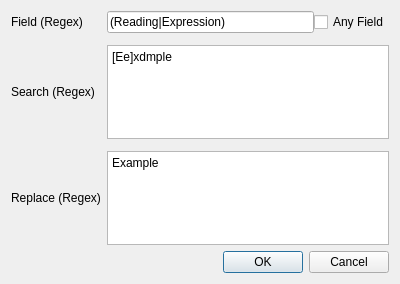
The window that replaceregex/form.ui (Araeos/anki-replace-regex) describes before a commit, drawn with Qt 5.
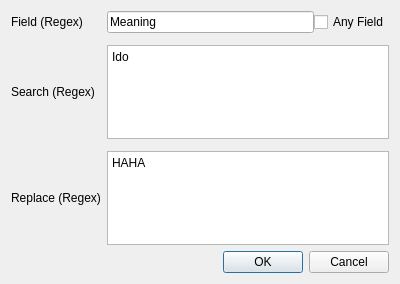
The same window after the commit.

Commit message: Fully implemented functionality.

Diff of the .ui file:
```diff
--- a/replaceregex/form.ui
+++ b/replaceregex/form.ui
@@ -42,7 +42,7 @@
 &lt;html&gt;&lt;head&gt;&lt;meta name=&quot;qrichtext&quot; content=&quot;1&quot; /&gt;&lt;style type=&quot;text/css&quot;&gt;
 p, li { white-space: pre-wrap; }
 &lt;/style&gt;&lt;/head&gt;&lt;body style=&quot; font-family:'Sans Serif'; font-size:9pt; font-weight:400; font-style:normal;&quot;&gt;
-&lt;p style=&quot; margin-top:0px; margin-bottom:0px; margin-left:0px; margin-right:0px; -qt-block-indent:0; text-indent:0px;&quot;&gt;[Ee]xdmple&lt;/p&gt;&lt;/body&gt;&lt;/html&gt;</string>
+&lt;p style=&quot; margin-top:0px; margin-bottom:0px; margin-left:0px; margin-right:0px; -qt-block-indent:0; text-indent:0px;&quot;&gt;Ido&lt;/p&gt;&lt;/body&gt;&lt;/html&gt;</string>
        </property>
       </widget>
      </item>
@@ -70,7 +70,7 @@
 &lt;html&gt;&lt;head&gt;&lt;meta name=&quot;qrichtext&quot; content=&quot;1&quot; /&gt;&lt;style type=&quot;text/css&quot;&gt;
 p, li { white-space: pre-wrap; }
 &lt;/style&gt;&lt;/head&gt;&lt;body style=&quot; font-family:'Sans Serif'; font-size:9pt; font-weight:400; font-style:normal;&quot;&gt;
-&lt;p style=&quot; margin-top:0px; margin-bottom:0px; margin-left:0px; margin-right:0px; -qt-block-indent:0; text-indent:0px;&quot;&gt;Example&lt;/p&gt;&lt;/body&gt;&lt;/html&gt;</string>
+&lt;p style=&quot; margin-top:0px; margin-bottom:0px; margin-left:0px; margin-right:0px; -qt-block-indent:0; text-indent:0px;&quot;&gt;HAHA&lt;/p&gt;&lt;/body&gt;&lt;/html&gt;</string>
        </property>
       </widget>
      </item>
@@ -79,7 +79,7 @@
        <item>
         <widget class="QLineEdit" name="fieldEdit">
          <property name="text">
-          <string>(Reading|Expression)</string>
+          <string>Meaning</string>
          </property>
         </widget>
        </item>
```
Left out of the diff: 8 changed lines with no effect on the pictures. The commit also changes 1 other file.
